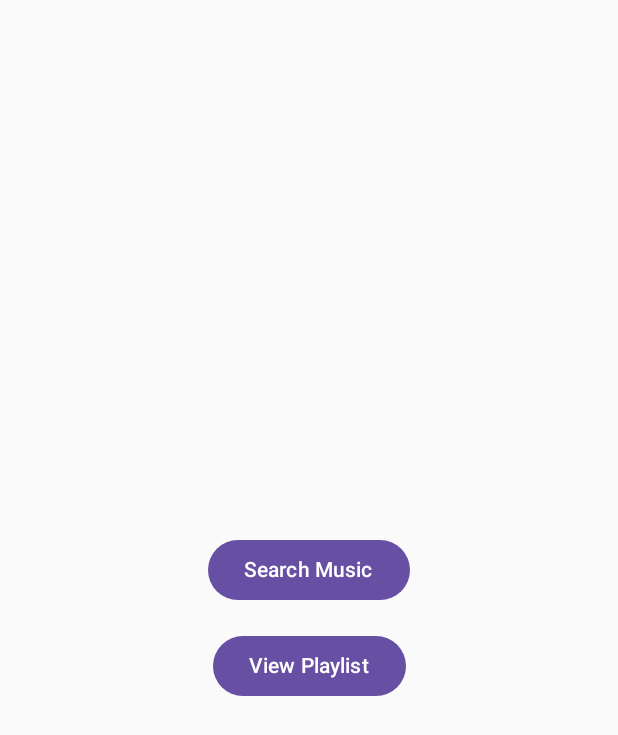
After one commit to niny8888/EMP, an Android app built with Jetpack Compose: the ProfileActivity screen opened directly, with no data from a screen before it, on a phone screen of 412 x 824 dp. The commit adds this screen. Shown: the top 735 px of the screen. Run offline under Robolectric (Android 15) with nearby library versions, the phone set to English and light mode, and no system bars.

Commit message:
da se pokaze loceno playlist pa search

```diff
--- a/Odmevko/app/src/main/AndroidManifest.xml
+++ b/Odmevko/app/src/main/AndroidManifest.xml
@@ -26,6 +26,8 @@
         </activity>
         <activity android:name=".PlaylistActivity" />
         <activity android:name=".SongActivity" />
+        <activity android:name=".ProfileActivity" />
+
     </application>
 
 </manifest>
--- /dev/null
+++ b/Odmevko/app/src/main/java/fri/emp/odmevko/ProfileActivity.kt
@@ -0,0 +1,82 @@
+package fri.emp.odmevko
+
+import android.os.Bundle
+import androidx.activity.ComponentActivity
+import androidx.activity.compose.setContent
+import androidx.compose.foundation.layout.*
+import androidx.compose.material3.*
+import androidx.compose.runtime.*
+import androidx.compose.ui.Alignment
+import androidx.compose.ui.Modifier
+import androidx.compose.ui.unit.dp
+import fri.emp.odmevko.repository.MusicRepository
+import fri.emp.odmevko.ui.screens.MusicSearchScreen
+import fri.emp.odmevko.viewmodel.MusicViewModel
+
+class ProfileActivity : ComponentActivity() {
+    override fun onCreate(savedInstanceState: Bundle?) {
+        super.onCreate(savedInstanceState)
+        setContent {
+            ProfileScreen()
+        }
+    }
+
+    @Composable
+    fun ProfileScreen() {
+        // Safely initialize MusicViewModel
+        val musicViewModel by remember { mutableStateOf(MusicViewModel(MusicRepository())) }
+        var currentScreen by remember { mutableStateOf<Screen>(Screen.Profile) }
+
+        // Screen navigation logic
+        when (currentScreen) {
+            Screen.Profile -> ProfileLayout(
+                onSearchMusicClick = { currentScreen = Screen.MusicSearch },
+                onViewPlaylistClick = { currentScreen = Screen.Playlist }
+            )
+            Screen.MusicSearch -> MusicSearchScreen(viewModel = musicViewModel)
+            Screen.Playlist -> PlaylistScreen() // Replace with actual playlist screen
+        }
+    }
+
+    @Composable
+    fun ProfileLayout(
+        onSearchMusicClick: () -> Unit,
+        onViewPlaylistClick: () -> Unit
+    ) {
+        Column(
+            modifier = Modifier
+                .fillMaxSize()
+                .padding(16.dp),
+            verticalArrangement = Arrangement.Center,
+            horizontalAlignment = Alignment.CenterHorizontally
+        ) {
+            Button(onClick = onSearchMusicClick) {
+                Text("Search Music")
+            }
+            Spacer(modifier = Modifier.height(16.dp))
+            Button(onClick = onViewPlaylistClick) {
+                Text("View Playlist")
+            }
+        }
+    }
+}
+
+sealed class Screen {
+    object Profile : Screen()
+    object MusicSearch : Screen()
+    object Playlist : Screen()
+}
+@Composable
+fun ProfileScreenWithoutViewModel() {
+    Column(
+        modifier = Modifier
+            .fillMaxSize()
+            .padding(16.dp),
+        verticalArrangement = Arrangement.Center,
+        horizontalAlignment = Alignment.CenterHorizontally
+    ) {
+        Button(onClick = { /* Navigate to Playlist */ }) {
+            Text("View Playlist")
+        }
+    }
+}
```
Also changed, not shown: Odmevko/app/src/main/java/fri/emp/odmevko/MainActivity.kt (+7 -5 lines).
